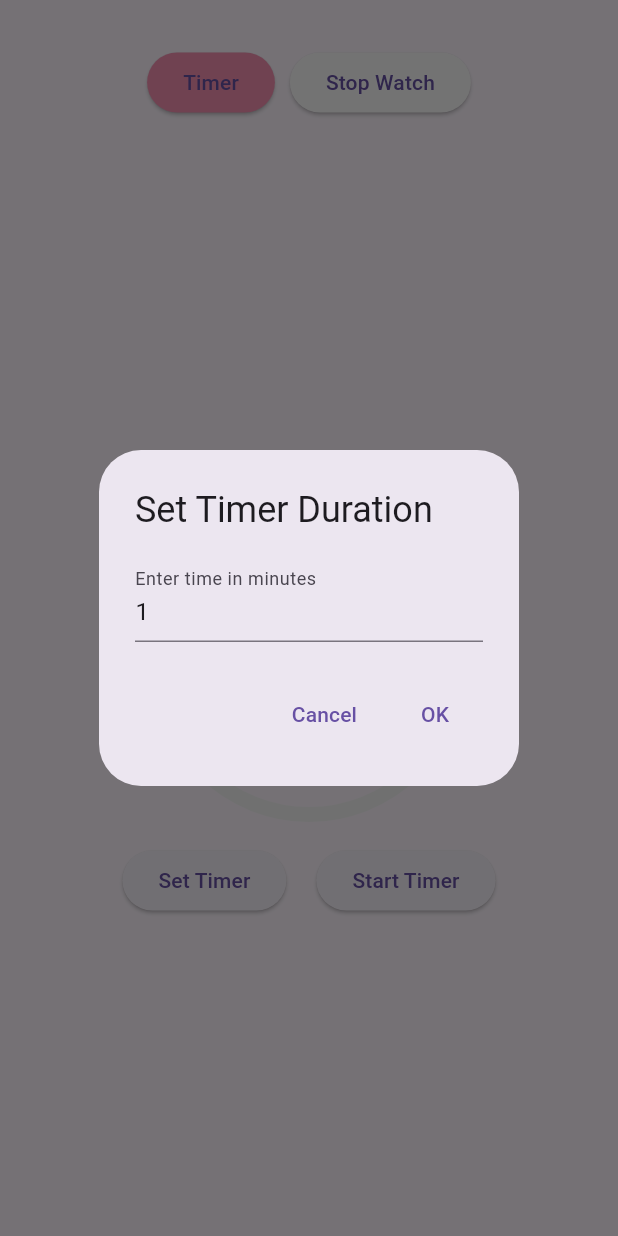
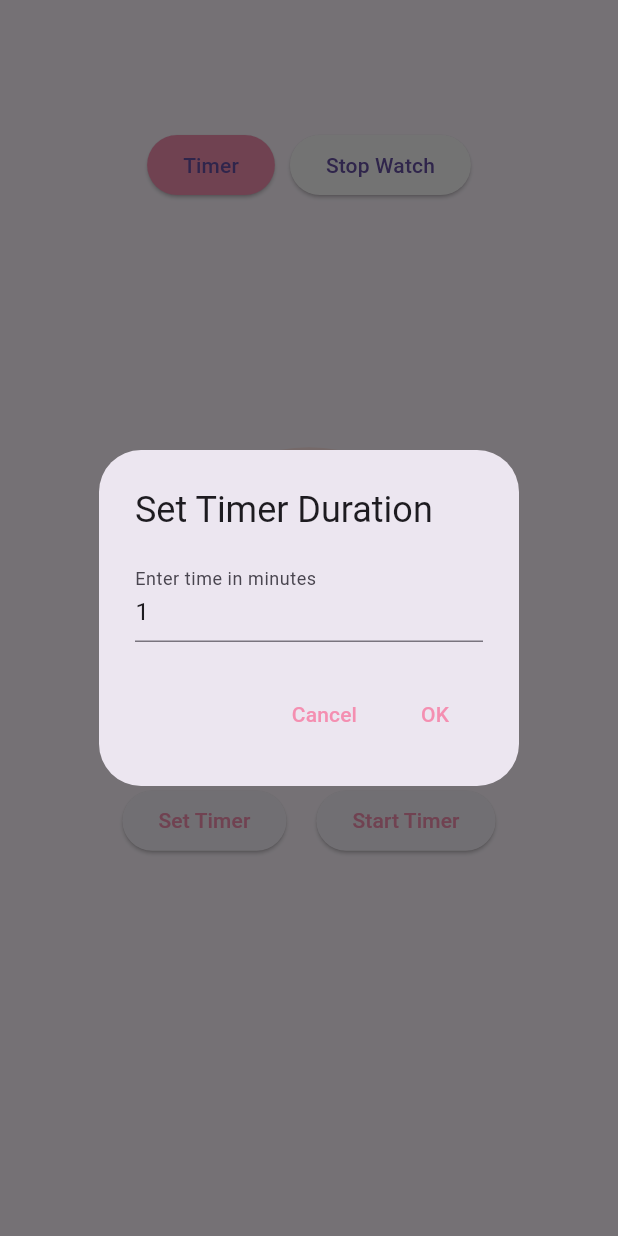
Before and after one commit to SalmaMourad/NoteApp, a Flutter app: the ToggleWidgetsScreen screen opened directly, after a tap on "Set Timer", on a phone screen of 412 x 824 dp. Run offline on Flutter 3.47's test engine with Material 3 defaults, Android fonts, the phone set to English and light mode, and no system bars; our stand-ins replace flutter_colorpicker, shared_preferences; missing offline and left inert: flutter_check_box_rounded; accounts and stored records are empty.

Commit message:
timer and stopwatch ui alteration

```diff
--- a/simple_notes_app/lib/Timer/TimerProvider_Screen.dart
+++ b/simple_notes_app/lib/Timer/TimerProvider_Screen.dart
@@ -1,6 +1,7 @@
 import 'dart:async';
 import 'package:flutter/material.dart';
 import 'package:provider/provider.dart';
+import 'package:simple_notes_app/constants.dart';
 
 class TimerProvider extends ChangeNotifier {
   int _timerDuration = 1; // Default duration in minutes
@@ -105,8 +106,8 @@ class TimerScreen extends StatelessWidget {
                           (timerProvider.remainingSeconds /
                               (timerProvider.timerDuration * 60.0))
                       : 0,
-                  backgroundColor: Colors.grey[100],
-                  valueColor: const AlwaysStoppedAnimation<Color>(Colors.pink),
+                  backgroundColor: Color.fromARGB(255, 255, 229, 229),
+                  valueColor: AlwaysStoppedAnimation<Color>(kprimarycolorpink),
                   strokeWidth: 10,
                 ),
               ),
@@ -148,7 +149,10 @@ class TimerScreen extends StatelessWidget {
                                   onPressed: () {
                                     Navigator.pop(context);
                                   },
-                                  child: const Text('Cancel'),
+                                  child: Text(
+                                    'Cancel',
+                                    style: TextStyle(color: kprimarycolorpink),
+                                  ),
                                 ),
                                 TextButton(
                                   onPressed: () {
@@ -160,21 +164,30 @@ class TimerScreen extends StatelessWidget {
                                     }
                                     Navigator.pop(context);
                                   },
-                                  child: const Text('OK'),
+                                  child: Text(
+                                    'OK',
+                                    style: TextStyle(color: kprimarycolorpink),
+                                  ),
                                 ),
                               ],
                             );
                           },
                         );
                       },
-                      child: const Text('Set Timer'),
+                      child: Text(
+                        'Set Timer',
+                        style: TextStyle(color: kprimarycolorpink),
+                      ),
                     ),
                     const SizedBox(width: 20),
                     ElevatedButton(
                       onPressed: () {
                         timerProvider.startTimer(timerProvider.timerDuration);
                       },
-                      child: const Text('Start Timer'),
+                      child: Text(
+                        'Start Timer',
+                        style: TextStyle(color: kprimarycolorpink),
+                      ),
                     ),
                   ],
                 ),
@@ -186,19 +199,31 @@ class TimerScreen extends StatelessWidget {
               if (timerProvider.showPauseButton)
                 ElevatedButton(
                   onPressed: timerProvider.pauseTimer,
-                  child: const Text('Pause'),
+                  child: Text(
+                    'Pause',
+                    style: TextStyle(color: kprimarycolorpink),
+                  ),
                 ),
               if (timerProvider.showContinueButton)
                 ElevatedButton(
                   onPressed: timerProvider.continueTimer,
-                  child: const Text('Resume'),
+                  child: Text(
+                    'Resume',
+                    style: TextStyle(color: kprimarycolorpink),
+                  ),
                 ),
+              SizedBox(
+                width: 15,
+              ),
               if (timerProvider.isRunning ||
                   timerProvider.showPauseButton ||
                   timerProvider.showContinueButton)
                 ElevatedButton(
                   onPressed: timerProvider.restartTimer,
-                  child: const Text('Cancel'),
+                  child: Text(
+                    'Cancel',
+                    style: TextStyle(color: kprimarycolorpink),
+                  ),
                 ),
             ],
           ),
--- a/simple_notes_app/lib/Timer/ToggleButtonsScreen.dart
+++ b/simple_notes_app/lib/Timer/ToggleButtonsScreen.dart
@@ -19,7 +19,7 @@ class MyApp extends StatelessWidget {
         ),
         ChangeNotifierProvider(
           create: (_) => StopwatchProvider(),
-          child: CustomizableStopwatch(),
+          child: const CustomizableStopwatch(),
         )
       ],
       child: MaterialApp(
@@ -54,7 +54,7 @@ class _ToggleWidgetsScreenState extends State<ToggleWidgetsScreen> {
             mainAxisAlignment: MainAxisAlignment.center,
             children: [
               const SizedBox(
-                height: 110,
+                height: 220,
               ),
               ElevatedButton(
                 onPressed: toggleWidgets,
@@ -85,11 +85,11 @@ class _ToggleWidgetsScreenState extends State<ToggleWidgetsScreen> {
             children: [
               const SizedBox(height: 20),
               // Conditional Rendering of Widgets
-              isWidget1Selected ? TimerScreen() : CustomizableStopwatch(),
+              isWidget1Selected ? TimerScreen() : const CustomizableStopwatch(),
             ],
           ),
           const Spacer(
-            flex: 1,
+            flex: 4,
           ),
         ],
       ),
```
Also changed, not shown: simple_notes_app/lib/Timer/stopwatch.dart (+35 -11 lines).
